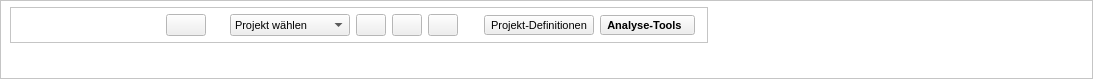
Old version of the form projektchecktools/ui/ProjektCheck_dockwidget_base.ui in the repository projektcheck/ProjektCheck-QGIS.
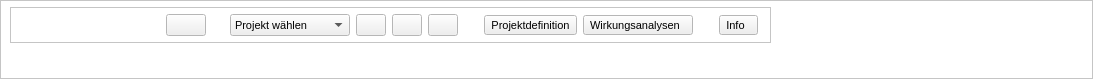
New version of the form. Icons and pictures are not drawn.

Commit message: added info button to main bar; renamed main bar buttons; fixed setting up projects on project folder change

What changed in the file:
```diff
--- a/projektchecktools/ui/ProjektCheck_dockwidget_base.ui
+++ b/projektchecktools/ui/ProjektCheck_dockwidget_base.ui
@@ -18,7 +18,7 @@
   </property>
   <property name="minimumSize">
    <size>
-    <width>742</width>
+    <width>802</width>
     <height>79</height>
    </size>
   </property>
@@ -484,7 +484,7 @@
                </font>
               </property>
               <property name="text">
-               <string>Projekt-Definitionen</string>
+               <string>Projektdefinition</string>
               </property>
              </widget>
             </item>
@@ -500,15 +500,70 @@
                <font>
                 <family>MS Shell Dlg 2</family>
                 <pointsize>8</pointsize>
-                <weight>75</weight>
-                <bold>true</bold>
+                <weight>50</weight>
+                <bold>false</bold>
                </font>
               </property>
               <property name="contextMenuPolicy">
                <enum>Qt::DefaultContextMenu</enum>
               </property>
               <property name="text">
-               <string>Analyse-Tools  </string>
+               <string>Wirkungsanalysen  </string>
+              </property>
+              <property name="checkable">
+               <bool>false</bool>
+              </property>
+              <property name="popupMode">
+               <enum>QToolButton::InstantPopup</enum>
+              </property>
+              <property name="toolButtonStyle">
+               <enum>Qt::ToolButtonTextBesideIcon</enum>
+              </property>
+              <property name="autoRaise">
+               <bool>false</bool>
+              </property>
+              <property name="arrowType">
+               <enum>Qt::NoArrow</enum>
+              </property>
+             </widget>
+            </item>
+            <item>
+             <spacer name="horizontalSpacer_7">
+              <property name="orientation">
+               <enum>Qt::Horizontal</enum>
+              </property>
+              <property name="sizeType">
+               <enum>QSizePolicy::Fixed</enum>
+              </property>
+              <property name="sizeHint" stdset="0">
+               <size>
+                <width>20</width>
+                <height>12</height>
+               </size>
+              </property>
+             </spacer>
+            </item>
+            <item>
+             <widget class="QToolButton" name="help_button">
+              <property name="sizePolicy">
+               <sizepolicy hsizetype="Preferred" vsizetype="Fixed">
+                <horstretch>0</horstretch>
+                <verstretch>0</verstretch>
+               </sizepolicy>
+              </property>
+              <property name="font">
+               <font>
+                <family>MS Shell Dlg 2</family>
+                <pointsize>8</pointsize>
+                <weight>50</weight>
+                <bold>false</bold>
+               </font>
+              </property>
+              <property name="contextMenuPolicy">
+               <enum>Qt::DefaultContextMenu</enum>
+              </property>
+              <property name="text">
+               <string>Info  </string>
               </property>
               <property name="checkable">
                <bool>false</bool>
```
The commit also changes 1 other file.
